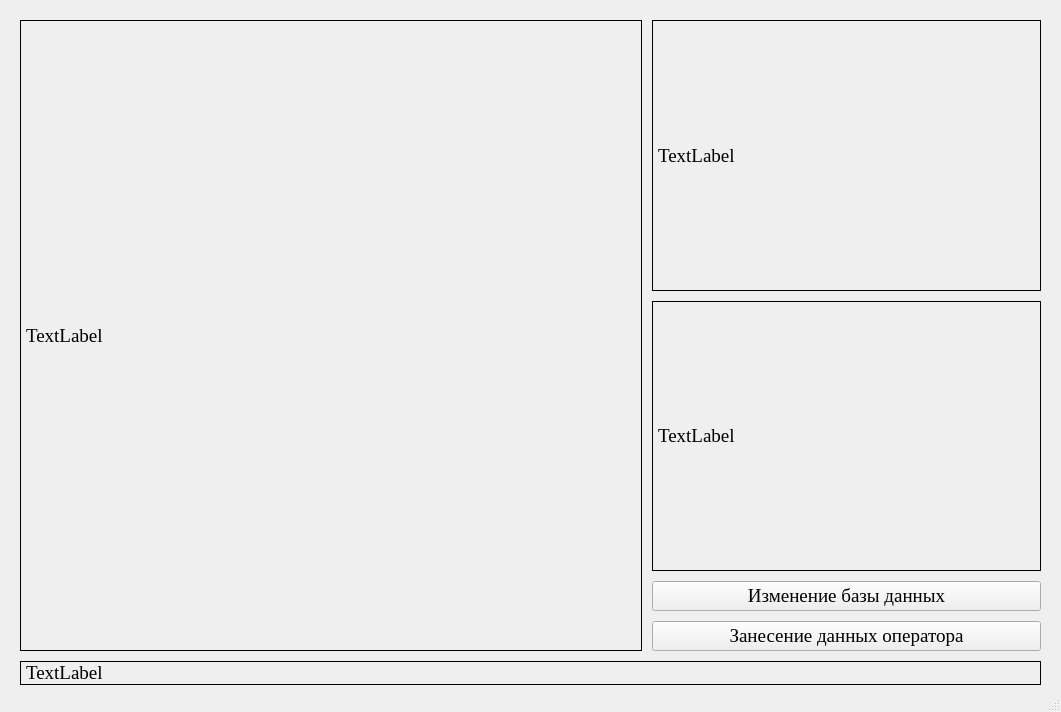
Before: the Qt Designer form untitled.ui in sersh4nt/microscope-application, drawn with Qt 5.
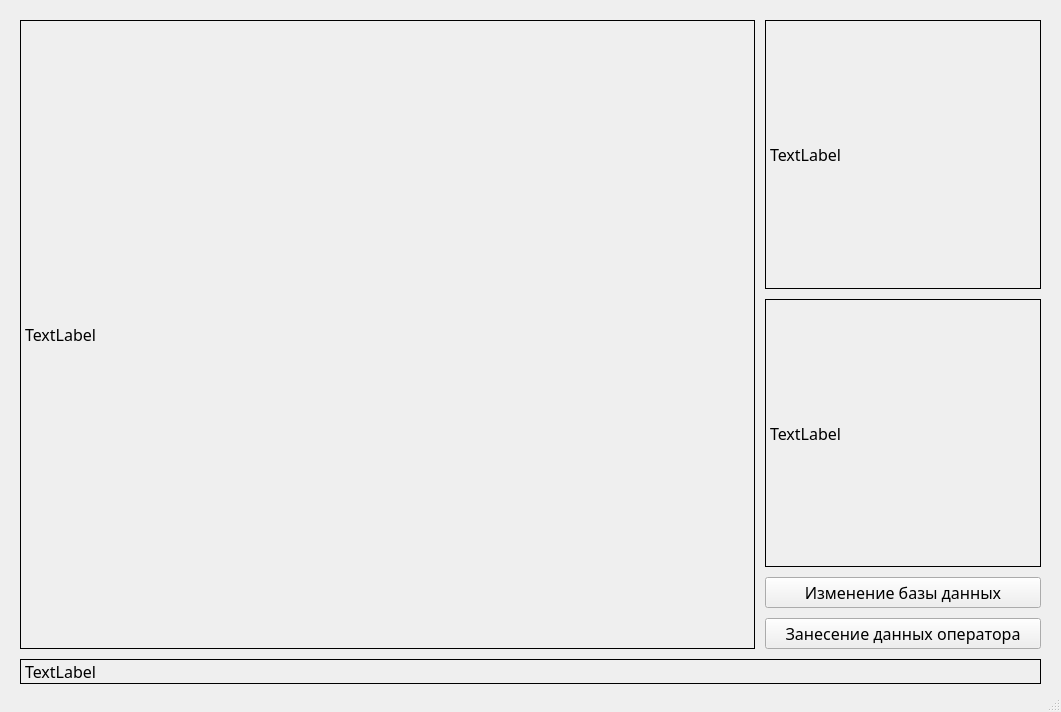
After: the same form once the commit is applied.

What changed in the file:
```diff
--- a/untitled.ui
+++ b/untitled.ui
@@ -12,8 +12,8 @@
   </property>
   <property name="font">
    <font>
-    <family>Times New Roman</family>
-    <pointsize>14</pointsize>
+    <family>Sans Serif</family>
+    <pointsize>12</pointsize>
    </font>
   </property>
   <property name="windowTitle">
@@ -40,7 +40,7 @@
      <number>0</number>
     </property>
     <item>
-     <layout class="QHBoxLayout" name="horizontalLayout" stretch="8,5">
+     <layout class="QHBoxLayout" name="horizontalLayout" stretch="8,3">
       <property name="spacing">
        <number>10</number>
       </property>
```
Left out of the diff: 2 changed lines with no effect on the pictures.
